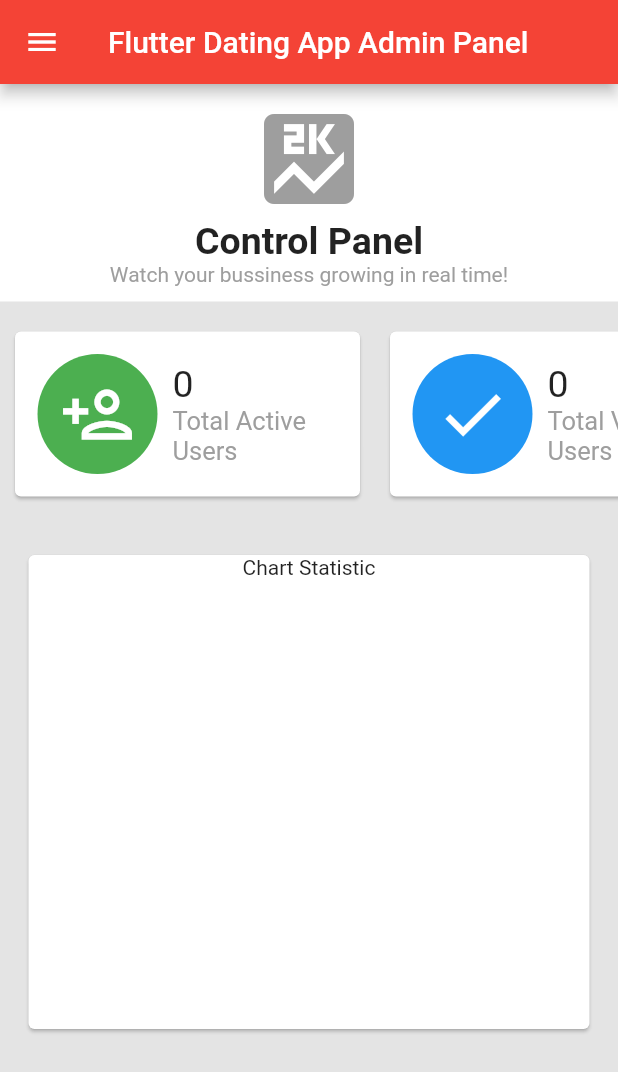
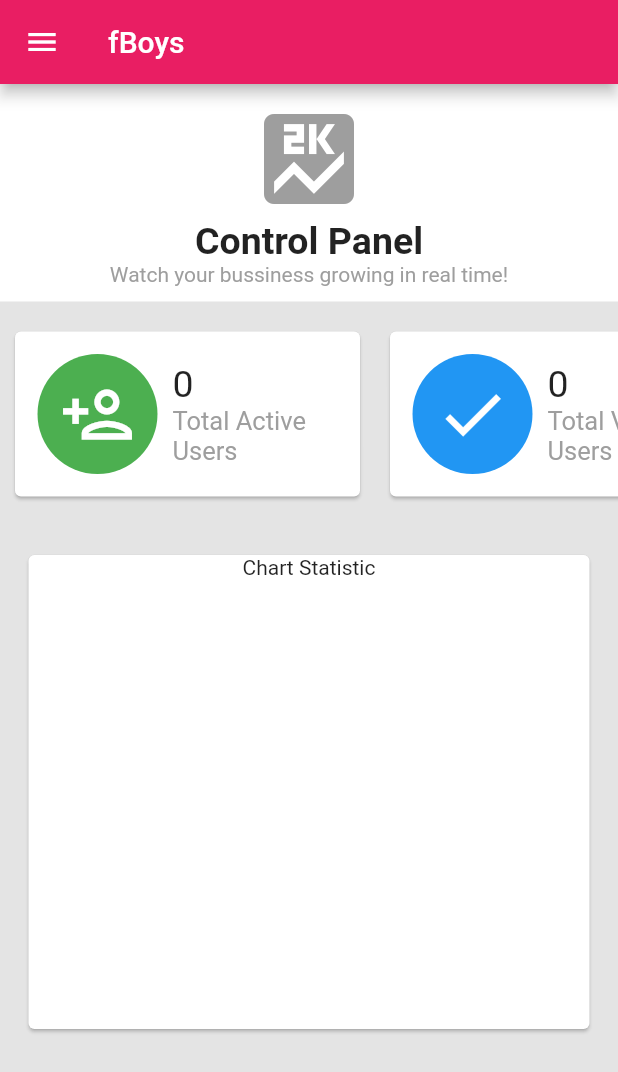
Before and after one commit to davarbla/dating_app_dashboard, a Flutter app: the Dashboard screen opened directly, on a phone screen of 412 x 824 dp. Shown: the top 1072 px of the screen. Run offline on Flutter 3.47's test engine with Material 2 defaults, Android fonts, the phone set to English and light mode, and no system bars; drawn by our look-alikes of fl_chart; our stand-ins replace cloud_firestore, firebase_core, progress_dialog, timeago; accounts and stored records are empty.

```diff
--- a/lib/constants/constants.dart
+++ b/lib/constants/constants.dart
@@ -2,11 +2,12 @@ import 'package:flutter/material.dart';
 
 /// APP INFO CONSTANTS ///
 ///
-const String APP_NAME = "Flutter Dating App Admin Panel";
-const Color APP_PRIMARY_COLOR = Colors.red;
-const Color APP_ACCENT_COLOR = Colors.redAccent;
-const int APP_VERSION_NUMBER = 1;
-const String APP_VERSION_NAME = "v.1.0.0";
+const String APP_NAME = "fBoys";
+const Color APP_PRIMARY_COLOR = Colors.pink;
+const Color APP_ACCENT_COLOR = Colors.pinkAccent;
+const Color APP_PRIMARY_COLOR_DARK = Color(0xff013245);
+const int APP_VERSION_NUMBER = 2;
+const String APP_VERSION_NAME = "v1.0.2";
 
 /// FIREBASE MESSAGING TOPIC
 const NOTIFY_USERS = "NOTIFY_USERS";
@@ -32,7 +33,7 @@ const String ADMIN_PASSWORD = "admin_password";
 /// DATABASE COLLECTION NAMES USED IN APP
 ///
 const String C_APP_INFO = "AppInfo";
-const String C_USERS = "Users";
+const String C_USERS = "users";
 const String C_FLAGGED_USERS = "FlaggedUsers";
 
 /// DATABASE FIELDS FOR USER COLLECTION  ///
@@ -67,6 +68,7 @@ const String USER_TOTAL_DISLIKED = "user_total_disliked";
 const String USER_MIN_AGE = "user_min_age";
 const String USER_MAX_AGE = "user_max_age";
 const String USER_MAX_DISTANCE = "user_max_distance";
+const String USER_SHOW_ME = "user_show_me";
 
 /// DATABASE FIELDS FOR FlaggedUsers COLLECTION  ///
 ///
```
Also changed, not shown: 12 other files.
